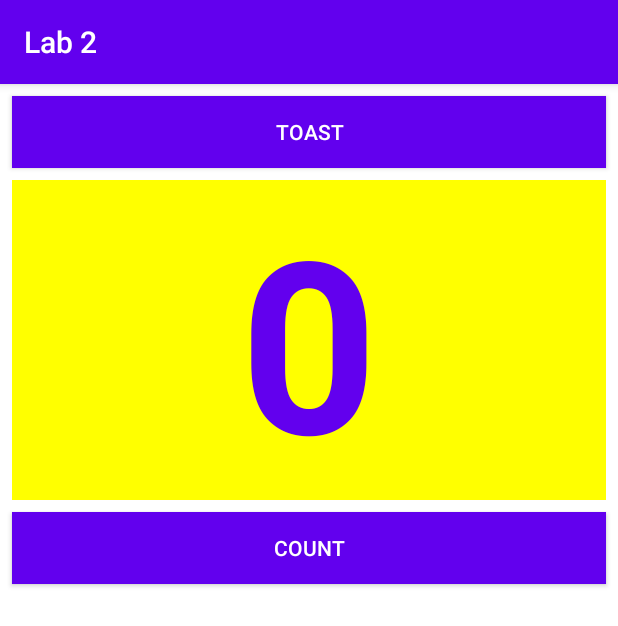
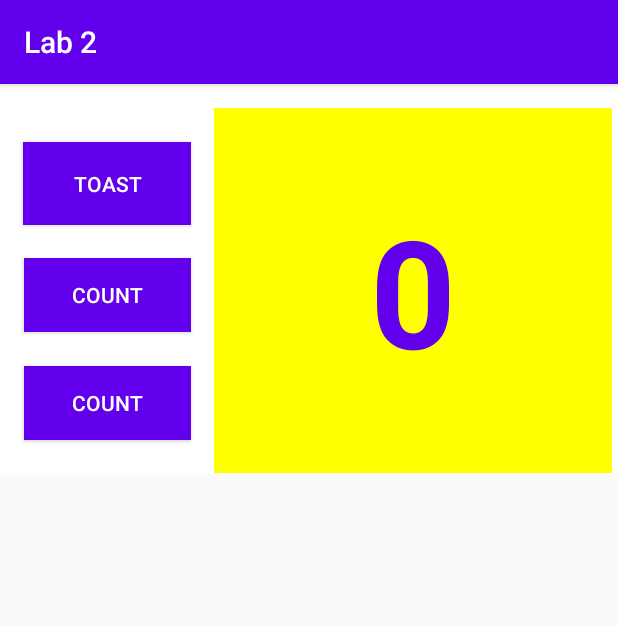
Before and after one commit to harry2909/-App_Dev_Lab2_Homework, an Android app: the screen it shows after launch (MainActivity), on a phone screen of 412 x 824 dp. Shown: the top 626 px of the screen. Run offline under Robolectric (Android 15) with nearby library versions, the phone set to English and light mode, and no system bars.

Commit message:
First stage of homework

```diff
--- a/app/src/main/res/layout-sw600dp/activity_main.xml
+++ b/app/src/main/res/layout-sw600dp/activity_main.xml
@@ -1,5 +1,5 @@
 <?xml version="1.0" encoding="utf-8"?>
-<androidx.constraintlayout.widget.ConstraintLayout xmlns:android="http://schemas.android.com/apk/res/android"
+<androidx.constraintlayout.widget.ConstraintLayout
     xmlns:android="http://schemas.android.com/apk/res/android"
     xmlns:app="http://schemas.android.com/apk/res-auto"
     xmlns:tools="http://schemas.android.com/tools"
--- a/app/src/main/res/layout-xlarge/activity_main.xml
+++ b/app/src/main/res/layout-xlarge/activity_main.xml
@@ -1,5 +1,5 @@
 <?xml version="1.0" encoding="utf-8"?>
-<androidx.constraintlayout.widget.ConstraintLayout xmlns:android="http://schemas.android.com/apk/res/android"
+<androidx.constraintlayout.widget.ConstraintLayout
     xmlns:android="http://schemas.android.com/apk/res/android"
     xmlns:app="http://schemas.android.com/apk/res-auto"
     xmlns:tools="http://schemas.android.com/tools"
--- a/app/src/main/res/layout/activity_main.xml
+++ b/app/src/main/res/layout/activity_main.xml
@@ -1,61 +1,74 @@
 <?xml version="1.0" encoding="utf-8"?>
-<RelativeLayout xmlns:android="http://schemas.android.com/apk/res/android"
+<androidx.constraintlayout.widget.ConstraintLayout xmlns:android="http://schemas.android.com/apk/res/android"
     xmlns:app="http://schemas.android.com/apk/res-auto"
     xmlns:tools="http://schemas.android.com/tools"
+    android:id="@+id/relativeLayout3"
     android:layout_width="match_parent"
-    android:layout_height="match_parent"
+    android:layout_height="wrap_content"
     android:background="#FFFFFF"
     android:orientation="vertical"
     tools:context=".MainActivity">
 
+
     <Button
         android:id="@+id/button_toast"
-        android:layout_width="match_parent"
-        android:layout_height="wrap_content"
-        android:layout_marginStart="8dp"
-        android:layout_marginTop="8dp"
-        android:layout_marginEnd="8dp"
+        android:layout_width="112dp"
+        android:layout_height="55dp"
+        android:layout_marginTop="16dp"
         android:background="@color/colorPrimary"
         android:onClick="showToast"
         android:text="@string/button_label_toast"
         android:textColor="@android:color/white"
+        app:layout_constraintBottom_toTopOf="@+id/button_count3"
+        app:layout_constraintEnd_toStartOf="@+id/show_count"
+        app:layout_constraintHorizontal_bias="0.5"
+        app:layout_constraintStart_toStartOf="parent"
+        app:layout_constraintTop_toTopOf="parent"
         tools:text="Toast" />
-
 
     <TextView
         android:id="@+id/show_count"
-        android:layout_width="match_parent"
-        android:layout_height="wrap_content"
-        android:layout_marginStart="8dp"
-        android:layout_marginTop="8dp"
-        android:layout_marginEnd="8dp"
-        android:layout_marginBottom="8dp"
+        android:layout_width="265dp"
+        android:layout_height="243dp"
+        android:layout_marginTop="16dp"
+        android:layout_marginEnd="4dp"
         android:background="#FFFF00"
         android:gravity="center_vertical"
         android:text="@string/count_initial_value"
         android:textAlignment="center"
         android:textColor="@color/colorPrimary"
-        android:textSize="160sp"
+        android:textSize="100sp"
         android:textStyle="bold"
-        android:layout_below="@+id/button_toast"
-        android:layout_alignParentLeft="true"
-        android:layout_alignParentStart="true"
-
-        />
+        app:layout_constraintEnd_toEndOf="parent"
+        app:layout_constraintTop_toTopOf="parent" />
 
     <Button
         android:id="@+id/button_count"
-        android:layout_width="match_parent"
-        android:layout_height="wrap_content"
-        android:layout_marginStart="8dp"
-        android:layout_marginEnd="8dp"
-        android:layout_marginBottom="8dp"
+        android:layout_width="111dp"
+        android:layout_height="49dp"
         android:background="@color/colorPrimary"
         android:onClick="countUp"
         android:text="@string/button_label_count"
         android:textColor="@android:color/white"
-        android:layout_below="@+id/show_count"
-        android:layout_centerHorizontal="true"
-        />
+        app:layout_constraintBottom_toBottomOf="parent"
+        app:layout_constraintEnd_toStartOf="@+id/show_count"
+        app:layout_constraintHorizontal_bias="0.5"
+        app:layout_constraintStart_toStartOf="parent"
+        app:layout_constraintTop_toBottomOf="@+id/button_count3" />
 
-</RelativeLayout>
+    <Button
+        android:id="@+id/button_count3"
+        android:layout_width="111dp"
+        android:layout_height="49dp"
+        android:background="@color/colorPrimary"
+        android:onClick="countUp"
+        android:text="@string/button_label_count"
+        android:textColor="@android:color/white"
+        app:layout_constraintBottom_toTopOf="@+id/button_count"
+        app:layout_constraintEnd_toStartOf="@+id/show_count"
+        app:layout_constraintHorizontal_bias="0.5"
+        app:layout_constraintStart_toStartOf="parent"
+        app:layout_constraintTop_toBottomOf="@+id/button_toast"
+        app:layout_constraintVertical_bias="0.454" />
+
+</androidx.constraintlayout.widget.ConstraintLayout>
```
